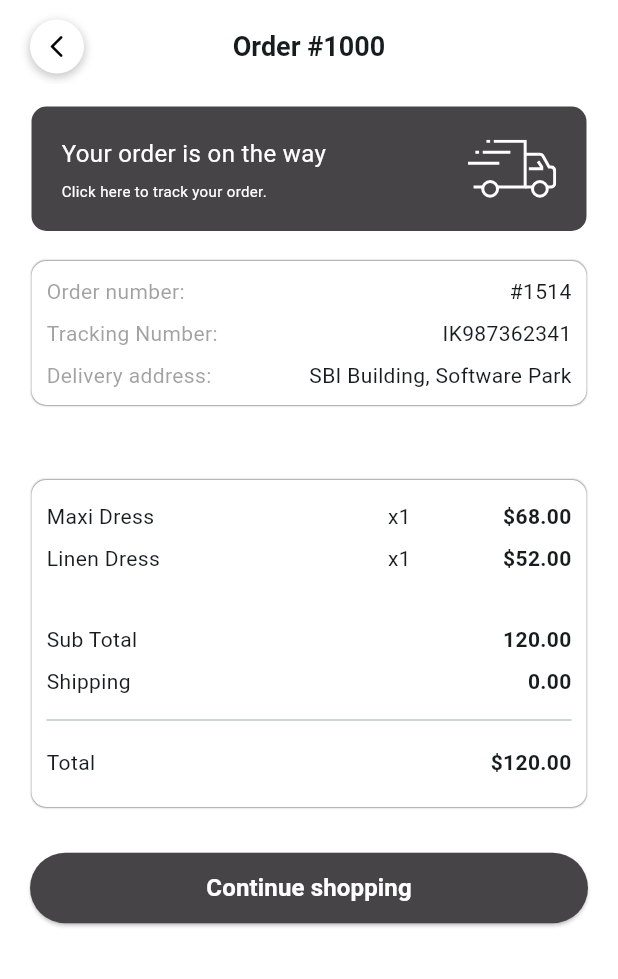
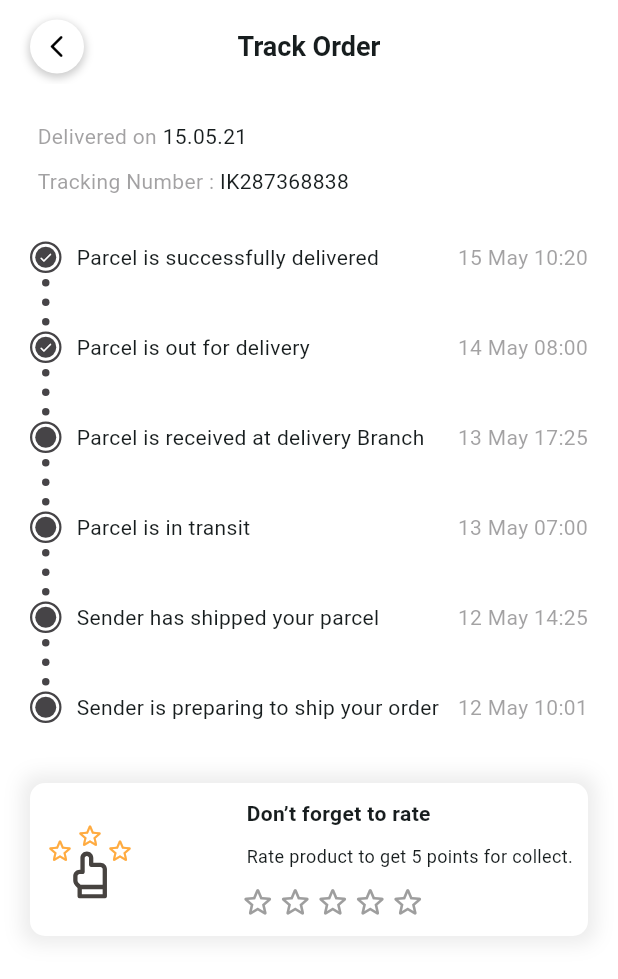
Before and after one commit to hupptechnologies/flutter-shopping-store, a Flutter app: the OrderDetailsView screen opened by its route, after a tap on "Your order is on the way", on a phone screen of 412 x 824 dp. Shown: the top 979 px of the screen. Run offline on Flutter 3.47's test engine with Material 3 defaults, Android fonts, the phone set to English and light mode, and no system bars; drawn by our look-alikes of custom_rating_bar; our stand-ins replace carousel_slider, cookie_jar, dio, dio_cookie_manager, flutter_svg, get and 2 more; statements that could not run were skipped.

Commit message:
UI - Track Order screen

```diff
--- a/lib/common/constant/image_constant.dart
+++ b/lib/common/constant/image_constant.dart
@@ -37,6 +37,7 @@ abstract class ImageConstant {
   static const String cancelledIcon = 'assets/svg/icons/cancel.svg';
   static const String giftIcon = 'assets/svg/icons/gift.svg';
   static const String cameraIcon = 'assets/svg/icons/camera.svg';
+  static const String clickHandIcon = 'assets/svg/icons/clickhand.svg';
 
 
   static const String categoryHome = 'assets/image/category_home.png';
--- /dev/null
+++ b/lib/data/order/order_track_dto.dart
@@ -0,0 +1,7 @@
+class OrderTrackDto {
+  String label;
+  String date;
+  bool parse;
+
+  OrderTrackDto({required this.label, required this.date, this.parse = false});
+}
--- a/lib/routers/app_pages.dart
+++ b/lib/routers/app_pages.dart
@@ -16,7 +16,9 @@ import 'package:e_commerce/screens/intro/view/intro_view.dart';
 import 'package:e_commerce/screens/auth/sign_up/binding/sign_up_binding.dart';
 import 'package:e_commerce/screens/auth/sign_up/view/sign_up_view.dart';
 import 'package:e_commerce/screens/orders/binding/order_details_binding.dart';
+import 'package:e_commerce/screens/orders/binding/order_track_binding.dart';
 import 'package:e_commerce/screens/orders/view/order_details_view.dart';
+import 'package:e_commerce/screens/orders/view/order_track_view.dart';
 import 'package:e_commerce/screens/product/binding/product_detail_binging.dart';
 import 'package:e_commerce/screens/product/binding/product_list_binding.dart';
 import 'package:e_commerce/screens/product/view/product_detail_view.dart';
@@ -98,5 +100,10 @@ class AppPages {
       page: () => const RatingView(),
       binding: RatingBinding(),
     ),
+    GetPage(
+      name: AppRoutes.orderTrack,
+      page: () => const OrderTrackView(),
+      binding: OrderTrackBinding(),
+    )
   ];
 }
--- a/lib/routers/app_routers.dart
+++ b/lib/routers/app_routers.dart
@@ -14,4 +14,5 @@ abstract class AppRoutes {
   static const checkout = '/checkout';
   static const orderDetails = '/order-details';
   static const rating = '/rating';
+  static const orderTrack = '/order-track';
 }
--- /dev/null
+++ b/lib/screens/orders/binding/order_track_binding.dart
@@ -0,0 +1,10 @@
+import 'package:e_commerce/screens/orders/controller/order_track_controller.dart';
+import 'package:get/get.dart';
+
+class OrderTrackBinding extends Bindings {
+  @override
+  void dependencies() {
+    Get.lazyPut<OrderTrackController>(() => OrderTrackController());
+  }
+
+}
--- a/lib/screens/orders/controller/order_details_controller.dart
+++ b/lib/screens/orders/controller/order_details_controller.dart
@@ -58,6 +58,6 @@ class OrderDetailsController extends GetxController {
     if (status.value != OrderStatus.PENDING) {
       return;
     }
-    print('Goto order Track page');
+    Get.toNamed(AppRoutes.orderTrack);
   }
 }
--- /dev/null
+++ b/lib/screens/orders/controller/order_track_controller.dart
@@ -0,0 +1,17 @@
+import 'package:e_commerce/data/order/order_track_dto.dart';
+import 'package:get/get.dart';
+
+class OrderTrackController extends GetxController {
+  final List<OrderTrackDto> orderTracker = [
+    OrderTrackDto(
+        label: 'Parcel is successfully delivered', date: '15 May 10:20', parse: true),
+    OrderTrackDto(label: 'Parcel is out for delivery', date: '14 May 08:00', parse: true),
+    OrderTrackDto(
+        label: 'Parcel is received at delivery Branch', date: '13 May 17:25'),
+    OrderTrackDto(label: 'Parcel is in transit ', date: '13 May 07:00'),
+    OrderTrackDto(
+        label: 'Sender has shipped your parcel', date: '12 May 14:25'),
+    OrderTrackDto(
+        label: 'Sender is preparing to ship your order', date: '12 May 10:01'),
+  ];
+}
--- /dev/null
+++ b/lib/screens/orders/view/order_track_view.dart
@@ -0,0 +1,216 @@
+import 'package:e_commerce/common/constant/app_colors.dart';
+import 'package:e_commerce/common/constant/image_constant.dart';
+import 'package:e_commerce/common/constant/margin_padding.dart';
+import 'package:e_commerce/data/order/order_track_dto.dart';
+import 'package:e_commerce/extension/color_extensions.dart';
+import 'package:e_commerce/screens/orders/controller/order_track_controller.dart';
+import 'package:e_commerce/widgets/back_button_appbar_title.dart';
+import 'package:e_commerce/widgets/rating_widget.dart';
+import 'package:flutter/material.dart';
+import 'package:flutter_svg/flutter_svg.dart';
+import 'package:get/get.dart';
+
+class OrderTrackView extends GetView<OrderTrackController> {
+  const OrderTrackView({super.key});
+
+  @override
+  Widget build(BuildContext context) {
+    return Scaffold(
+      appBar: const BackButtonAppbarTitle(
+        title: 'Track Order',
+        centerTitle: true,
+      ),
+      body: SafeArea(
+        child: Padding(
+          padding: EdgeInsets.symmetric(
+            horizontal: MarginPadding.homeHorPadding,
+            vertical: MarginPadding.homeTopPadding,
+          ),
+          child: SingleChildScrollView(
+            child: Column(
+              crossAxisAlignment: CrossAxisAlignment.start,
+              children: [
+                const SizedBox(height: 10),
+                labelValueRow('Delivered on', '15.05.21'),
+                const SizedBox(height: 10),
+                labelValueRow('Tracking Number :', 'IK287368838'),
+                const SizedBox(height: 30),
+                generateTrack(),
+                const SizedBox(height: 40),
+                dontForgetRate(),
+              ],
+            ),
+          ),
+        ),
+      ),
+    );
+  }
+
+  Widget dontForgetRate() {
+    return Container(
+      padding: const EdgeInsets.all(10),
+      decoration: BoxDecoration(
+        borderRadius: BorderRadius.circular(10),
+        color: Colors.white,
+        boxShadow: [
+          BoxShadow(
+            color: Colors.grey.withOpacityValue(0.2),
+            blurRadius: 10,
+            spreadRadius: 5,
+          ),
+        ],
+      ),
+      child: Row(
+        mainAxisAlignment: MainAxisAlignment.spaceBetween,
+        children: [
+          Column(
+            children: [
+              Row(
+                children: List.generate(3, (index) {
+                  final bool isTranslated =
+                      index == 0 || index == 2; // First and last icons
+                  return Transform.translate(
+                    offset: isTranslated ? const Offset(0, 10) : Offset.zero,
+                    child: const Icon(
+                      Icons.star_outline_rounded,
+                      size: 20,
+                      color: AppColors.orangeAccent,
+                    ),
+                  );
+                }),
+              ),
+              SvgPicture.asset(ImageConstant.clickHandIcon),
+            ],
+          ),
+          Column(
+            crossAxisAlignment: CrossAxisAlignment.start,
+            children: [
+              const Text(
+                'Don’t forget to rate',
+                style: TextStyle(fontWeight: FontWeight.bold),
+                overflow: TextOverflow.ellipsis,
+              ),
+              const Padding(
+                padding: EdgeInsets.symmetric(vertical: 10),
+                child: Text(
+                  'Rate product to get 5 points for collect.',
+                  style: TextStyle(fontSize: 12),
+                  overflow: TextOverflow.ellipsis,
+                ),
+              ),
+              Transform.translate(
+                offset: const Offset(-5, 0),
+                child: const RatingWidget(
+                  value: 0,
+                  size: 25,
+                ),
+              ),
+            ],
+          )
+        ],
+      ),
+    );
+  }
+
+  Widget generateTrack() {
+    return ListView.builder(
+      physics: const NeverScrollableScrollPhysics(),
+      shrinkWrap: true,
+      itemCount: controller.orderTracker.length,
+      itemBuilder: (context, index) {
+        final item = controller.orderTracker[index];
+        final isLast = controller.orderTracker.length == index + 1;
+        return Column(
+          crossAxisAlignment: CrossAxisAlignment.start,
+          children: [trackRow(item), if (!isLast) emptyDot()],
+        );
+      },
+    );
+  }
+
+  Widget trackRow(OrderTrackDto item) {
+    return Row(
+      mainAxisAlignment: MainAxisAlignment.start,
+      crossAxisAlignment: CrossAxisAlignment.center,
+      children: [
+        Container(
+          padding: const EdgeInsets.all(2),
+          decoration: BoxDecoration(
+            shape: BoxShape.circle,
+            border: Border.all(color: AppColors.darkGray, width: 1.5),
+          ),
+          child: Container(
+            width: 14,
+            height: 14,
+            decoration: const BoxDecoration(
+              shape: BoxShape.circle,
+              color: AppColors.darkGray,
+            ),
+            child: item.parse
+                ? const Icon(
+                    Icons.done_rounded,
+                    size: 10,
+                    color: Colors.white,
+                  )
+                : null,
+          ),
+        ),
+        const SizedBox(width: 10),
+        Expanded(
+          child: Row(
+            mainAxisAlignment: MainAxisAlignment.spaceBetween,
+            children: [
+              Expanded(
+                child: Padding(
+                  padding: const EdgeInsets.only(right: 3),
+                  child: Text(item.label,
+                      overflow: TextOverflow.ellipsis, maxLines: 1),
+                ),
+              ),
+              Text(
+                item.date,
+                style: TextStyle(color: AppColors.dartGratWithOpaity5),
+              )
+            ],
+          ),
+        ),
+      ],
+    );
+  }
+
+  Widget emptyDot() {
+    return Column(
+      children: List.generate(
+        3,
+        (index) => Padding(
+          padding: const EdgeInsets.symmetric(vertical: 4, horizontal: 8),
+          child: Container(
+            width: 5,
+            height: 5,
+            decoration: const BoxDecoration(
+              shape: BoxShape.circle,
+              color: AppColors.darkGray,
+            ),
+          ),
+        ),
+      ),
+    );
+  }
+
+  Widget labelValueRow(String label, String value) {
+    return Padding(
+      padding: const EdgeInsets.only(left: 5),
+      child: Row(
+        children: [
+          Text(
+            '$label ',
+            style: TextStyle(color: AppColors.dartGratWithOpaity5),
+          ),
+          Text(
+            value,
+          ),
+        ],
+      ),
+    );
+  }
+}
--- a/pubspec.yaml
+++ b/pubspec.yaml
@@ -23,6 +23,7 @@ dependencies:
   searchfield: ^1.2.2
   custom_rating_bar: ^3.0.0
   easy_stepper: ^0.8.5+1
+  order_tracker: ^0.0.2
 
 dev_dependencies:
   flutter_test:
```
Also changed, not shown: assets/svg/icons/clickhand.svg (added), pubspec.lock.
